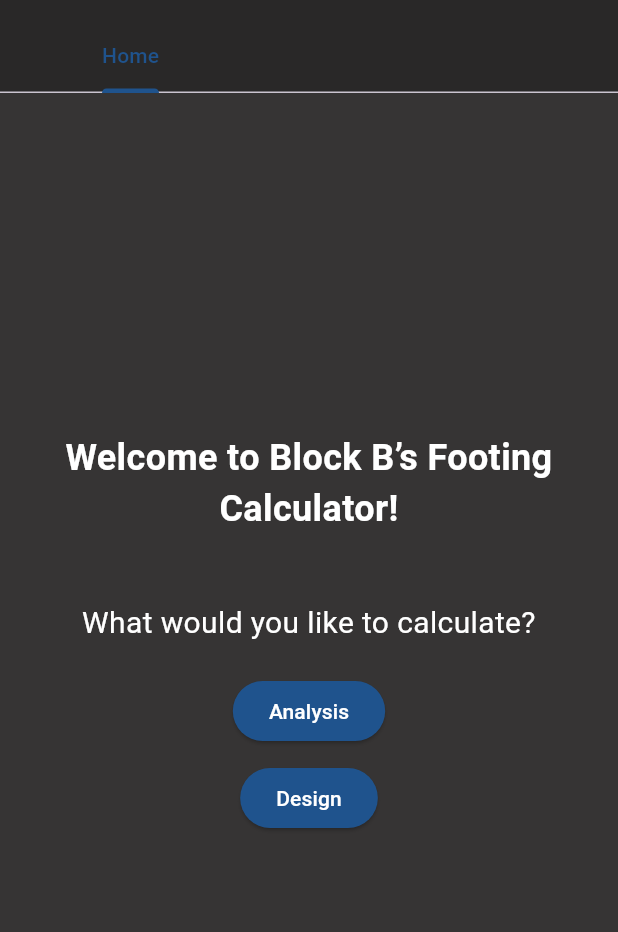
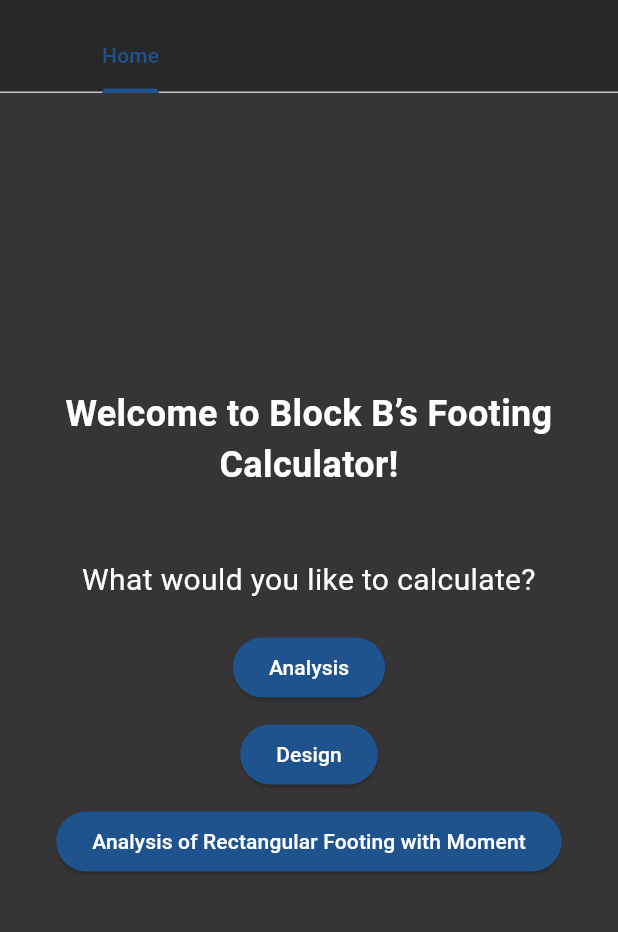
Before and after one commit to raymunddd/foundcalc, a Flutter app: the screen it shows after launch, on a phone screen of 412 x 824 dp, the part 63-995 px from its top. Run offline on Flutter 3.47's test engine with Material 3 defaults, Android fonts, the phone set to English and light mode, and no system bars; missing offline and left inert: excel.

Commit message:
Analysis of rectangular moment

```diff
--- /dev/null
+++ b/foundcalc/lib/settings/anal_rectmoment_state.dart
@@ -0,0 +1,10 @@
+class AnalRectMomentState {
+  //String? selectedSoilType;
+  //String? selectedFootingType;
+  //String depthOfFoundation = '';
+  //String waterTableDistance = '';
+  //String baseOfFoundation = '';
+  final String title;
+
+  AnalRectMomentState({required this.title});
+}
--- a/foundcalc/lib/tab_home.dart
+++ b/foundcalc/lib/tab_home.dart
@@ -1,9 +1,11 @@
 import 'package:flutter/material.dart';
 import 'pages/analysis_page.dart'; // Import AnalysisPage
 import 'pages/design_page.dart';   // Import DesignPage
+import 'pages/anal_rectmoment.dart'; // Import AnalRectMomentPage
 import 'pages/about_page.dart';    // Import AboutPage
 import 'settings/analysis_state.dart'; // Import AnalysisState
 import 'settings/design_state.dart';   // Import DesignState
+import 'settings/anal_rectmoment_state.dart'; // Import AnalRectMomentState
 
 class TabbedHomePage extends StatefulWidget {
   @override
@@ -18,7 +20,9 @@ class _TabbedHomePageState extends State<TabbedHomePage>
   int _tabCounter = 1; // Start counter at 1 (Home is already tab 0)
   List<String> analysisItems = []; // Initialize empty
   List<String> designItems = [];   // Initialize empty
+  List<String> analRectMomentItems = [];   // Initialize empty
   Map<String, AnalysisState> analysisStates = {};
+  Map<String, AnalRectMomentState> analRectMomentStates = {}; // Initialize empty
   Map<String, DesignState> designStates = {};
 
 
@@ -107,17 +111,52 @@ class _TabbedHomePageState extends State<TabbedHomePage>
           });
         }
 
+  void _addAnalRectMomentItem() {
+    setState(() {
+      int nextNumber = _getNextNumber(analRectMomentItems, "Analysis");
+      String newItem = 'Analysis of Rectangular Footing with Moment $nextNumber';
+      analRectMomentItems.add(newItem);
 
 
+      analRectMomentStates[newItem] = AnalRectMomentState(title: newItem);
 
-  /*TEMPLATE KUNG LALAGAY NG IBA PANG CALC
+      // Add to tabs list
+      _tabs.add(newItem);
+      _tabController = TabController(length: _tabs.length, vsync: this);
+      _tabController.animateTo(_tabs.length - 1);
+    });
+  }
 
-        void _addAnalysisItem() {
+  void _removeAnalRectMomentItem(int index) {
     setState(() {
-      int nextNumber = _getNextNumber(analysisItems, "Analysis");
-    String newItem = 'Analysis $nextNumber';
-    analysisItems.add(newItem);
-    analysisStates[newItem] = AnalysisState(title: newItem); // Create state
+      String tabToRemove = _tabs[index];
+      int analRectmomentIndex = analRectMomentItems.indexOf(tabToRemove);
+
+      if (analRectmomentIndex != -1) {
+        // Remove from items and states
+        String removedTab = analRectMomentItems.removeAt(analRectmomentIndex);
+        analRectMomentStates.remove(removedTab); // Remove from states
+
+        // Remove from tabs
+        _tabs.removeAt(index);
+
+        _tabController = TabController(length: _tabs.length, vsync: this);
+        if (_tabController.index >= _tabs.length && _tabs.isNotEmpty) {
+          _tabController.animateTo(_tabs.length - 1);
+        }
+      }
+    });
+  }
+
+
+/* TEMPLATE KUNG LALAGAY NG IBA PANG CALC
+
+  void _add<[NameNgCalc]>Item() {
+    setState(() {
+      int nextNumber = _getNextNumber(<[NameNgCalc]>Items, "Analysis");
+    String newItem = 'Name $nextNumber';
+    <[NameNgCalc]>Items.add(newItem);
+    <[NameNgCalc]>States[newItem] = <[NameNgCalc]>State(title: newItem); // Create state
 
       _tabs.add(newItem); // Add to tabs list for display
       _tabController = TabController(length: _tabs.length, vsync: this);
@@ -126,15 +165,15 @@ class _TabbedHomePageState extends State<TabbedHomePage>
     });
   }
 
-  void _removeAnalysisItem(int index) {
+  void _remove<[NameNgCalc]>Item(int index) {
     setState(() {
             String tabToRemove = _tabs[index];
-            int analysisIndex = analysisItems.indexOf(tabToRemove);
+            int <[NameNgCalc]>Index = <[NameNgCalc]>Items.indexOf(tabToRemove);
 
-            if (analysisIndex != -1) {
+            if (<[NameNgCalc]>Index != -1) {
               // Remove from analysisItems and states
-              String removedTab = analysisItems.removeAt(analysisIndex);
-              analysisStates.remove(removedTab);
+              String removedTab = <[NameNgCalc]>Items.removeAt(<[NameNgCalc]>Index);
+              <[NameNgCalc]>States.remove(removedTab);
 
               // Remove from tabs
               _tabs.removeAt(index);
@@ -202,6 +241,9 @@ class _TabbedHomePageState extends State<TabbedHomePage>
                               _removeAnalysisItem(index);
                             } else if (title.startsWith('Design')) {
                               _removeDesignItem(index);
+                            }
+                            else if (title.startsWith('Analysis of Rectangular Footing with Moment')) {
+                              _removeAnalRectMomentItem(index);
                             }
                           });
                         },
@@ -281,6 +323,59 @@ class _TabbedHomePageState extends State<TabbedHomePage>
                     },
                   ),
               ],
+              if (analRectMomentItems.isNotEmpty) ...[
+                ListTile(
+                  tileColor: Color(0xFF414141),
+                  title: Text(
+                    'Analysis of Rectangular Moment Tabs',
+                    style: TextStyle(fontWeight: FontWeight.bold, color: Colors.white),
+                  ),
+                ),
+                for (int i = 0; i < analRectMomentItems.length; i++)
+                  ListTile(
+                    tileColor: Color(0xFF414141),
+                    title: Text(
+                      analRectMomentItems[i],
+                      style: TextStyle(color: Colors.white),
+                    ),
+                    trailing: IconButton(
+                      icon: Icon(Icons.delete, color: Colors.white),
+                      onPressed: () => _removeAnalRectMomentItem(i+1), //+1 because home is index 0
+                    ),
+                    onTap: () {
+                      _tabController.animateTo(analysisItems.length + i + 1); //+1 because home is index 0
+                      Navigator.of(context).pop(); // Close the drawer
+                    },
+                  ),
+              ],
+              /*
+              if (<[NameNgCalc]>Items.isNotEmpty) ...[
+                ListTile(
+                  tileColor: Color(0xFF414141),
+                  title: Text(
+                    'Design Tabs',
+                    style: TextStyle(fontWeight: FontWeight.bold, color: Colors.white),
+                  ),
+                ),
+                for (int i = 0; i < <[NameNgCalc]>Items.length; i++)
+                  ListTile(
+                    tileColor: Color(0xFF414141),
+                    title: Text(
+                      <[NameNgCalc]>Items[i],
+                      style: TextStyle(color: Colors.white),
+                    ),
+                    trailing: IconButton(
+                      icon: Icon(Icons.delete, color: Colors.white),
+                      onPressed: () => _remove<[NameNgCalc]>Item(i+1), //+1 because home is index 0
+                    ),
+                    onTap: () {
+                      _tabController.animateTo(analysisItems.length + i + 1); //+1 because home is index 0
+                      Navigator.of(context).pop(); // Close the drawer
+                    },
+                  ),
+              ],*/
+
+
               ListTile(
                 tileColor: Color(0xFF414141),
                 title: Text(
@@ -348,12 +443,33 @@ class _TabbedHomePageState extends State<TabbedHomePage>
                       onPressed: _addDesignItem,
                       child: Text("Design"),
                     ),
+                    SizedBox(height: 10),
+                    ElevatedButton(
+                      style: ElevatedButton.styleFrom(
+                        backgroundColor: Color(0xFF1F538D),
+                        foregroundColor: Colors.white,
+                      ),
+                      onPressed: _addAnalRectMomentItem,
+                      child: Text("Analysis of Rectangular Footing with Moment"),
+                    ),
+                    /*
+                    SizedBox(height: 10),
+                    ElevatedButton(
+                      style: ElevatedButton.styleFrom(
+                        backgroundColor: Color(0xFF1F538D),
+                        foregroundColor: Colors.white,
+                      ),
+                      onPressed: _add<[NameNgCalc]>Item,
+                      child: Text("<[NameNgCalc]>"),
+                    ), */
                   ],
                 ),
               ),
             ),
             // Analysis and Design pages will be added dynamically
             // They will be added in the TabBarView based on _tabs list
+
+
 
   //View Tabs
           ..._tabs.where((title) => title != 'Home').map((title) {
@@ -366,18 +482,28 @@ class _TabbedHomePageState extends State<TabbedHomePage>
                         analysisStates[title] = newState;
                       },
                     );
-            }
-            //Lagay ng else din if dito kung anong title ng calc na yun
-                /* Ito template:
-                            if (title.startsWith('Analysis')) {
-                              return AnalysisPage(
+            } else if (title.startsWith('Analysis of Rectangular Footing with Moment')) {
+                    return AnalRectMomentPage(
                       title: title,
-                                state: analysisStates[title]!,
+                      state: analRectMomentStates[title]!,
                       onStateChanged: (newState) {
-                                  analysisStates[title] = newState;
+                        analRectMomentStates[title] = newState;
                       },
                     );
-                            }  */
+                  }
+
+            /*
+            else if (title.startsWith('<[NameNgCalc]>')) {
+                    return <[NameNgCalc]>Page(
+                      title: title,
+                      state: <[NameNgCalc]>States[title]!,
+                      onStateChanged: (newState) {
+                        <[NameNgCalc]>States[title] = newState;
+                      },
+                    );
+                  }*/
+
+
             else {
               return DesignPage(
                 title: title,
@@ -387,6 +513,8 @@ class _TabbedHomePageState extends State<TabbedHomePage>
                 },
               );
             }
+
+
           }).toList(),
         ],
       ),
```
Also changed, not shown: foundcalc/lib/pages/anal_rectmoment.dart (added, +50 -0 lines). Lines whose indentation alone changed are shown as unchanged.
